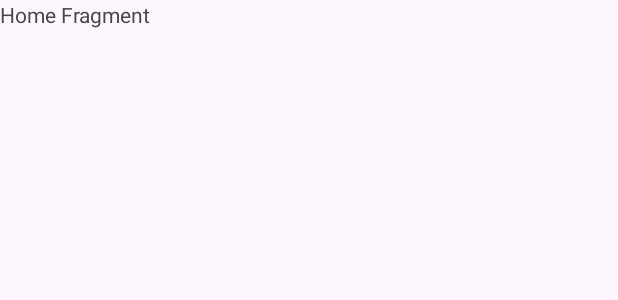
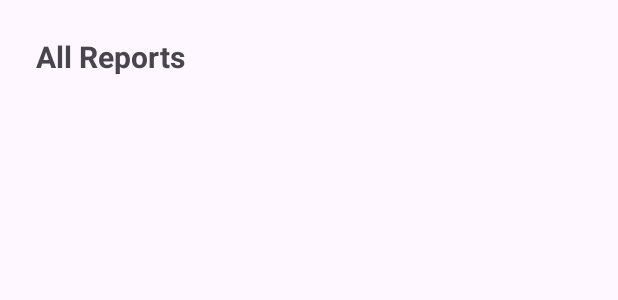
Before and after one commit to adityar22/PAPB2023_1, an Android app: the layout fragment_home.xml on its own in the app's theme, with its tools: preview values and no code run, on a phone screen of 412 x 824 dp. Shown: the top 300 px of the screen. Run offline under Robolectric (Android 15) with nearby library versions, the phone set to English and light mode, and no system bars.

Commit message:
feat: recyclerview (no data)

```diff
--- a/app/src/main/res/layout/fragment_form.xml
+++ b/app/src/main/res/layout/fragment_form.xml
@@ -3,12 +3,16 @@
     xmlns:tools="http://schemas.android.com/tools"
     android:layout_width="match_parent"
     android:layout_height="match_parent"
+    android:paddingHorizontal="24dp"
+    android:paddingTop="24dp"
     tools:context=".FormFragment">
 
     <!-- TODO: Update blank fragment layout -->
     <TextView
         android:layout_width="match_parent"
         android:layout_height="match_parent"
+        android:textSize="20dp"
+        android:textStyle="bold"
         android:text="@string/form_fragment" />
 
 </FrameLayout>
--- a/app/src/main/res/layout/fragment_home.xml
+++ b/app/src/main/res/layout/fragment_home.xml
@@ -1,14 +1,39 @@
 <?xml version="1.0" encoding="utf-8"?>
 <FrameLayout xmlns:android="http://schemas.android.com/apk/res/android"
     xmlns:tools="http://schemas.android.com/tools"
+    xmlns:app="http://schemas.android.com/apk/res-auto"
     android:layout_width="match_parent"
     android:layout_height="match_parent"
+    android:paddingHorizontal="24dp"
+    android:paddingTop="24dp"
     tools:context=".HomeFragment">
 
     <!-- TODO: Update blank fragment layout -->
-    <TextView
+    <androidx.core.widget.NestedScrollView
         android:layout_width="match_parent"
-        android:layout_height="match_parent"
-        android:text="@string/home_fragment" />
+        android:layout_height="match_parent">
+
+        <androidx.constraintlayout.widget.ConstraintLayout
+            android:layout_width="match_parent"
+            android:layout_height="match_parent">
+
+            <TextView
+                android:id="@+id/homeTitle"
+                android:layout_width="match_parent"
+                android:layout_height="match_parent"
+                android:text="@string/home_fragment"
+                android:textSize="20dp"
+                android:textStyle="bold" />
+
+            <androidx.recyclerview.widget.RecyclerView
+                android:id="@+id/homeRecyclerView"
+                android:layout_width="match_parent"
+                android:layout_height="wrap_content"
+                android:layout_marginTop="20dp"
+                app:layout_constraintStart_toStartOf="parent"
+                app:layout_constraintTop_toBottomOf="@id/homeTitle" />
+
+        </androidx.constraintlayout.widget.ConstraintLayout>
+    </androidx.core.widget.NestedScrollView>
 
 </FrameLayout>
--- a/app/src/main/res/layout/fragment_map.xml
+++ b/app/src/main/res/layout/fragment_map.xml
@@ -3,12 +3,16 @@
     xmlns:tools="http://schemas.android.com/tools"
     android:layout_width="match_parent"
     android:layout_height="match_parent"
+    android:paddingHorizontal="24dp"
+    android:paddingTop="24dp"
     tools:context=".MapFragment">
 
     <!-- TODO: Update blank fragment layout -->
     <TextView
         android:layout_width="match_parent"
         android:layout_height="match_parent"
+        android:textSize="20dp"
+        android:textStyle="bold"
         android:text="@string/map_fragment" />
 
 </FrameLayout>
--- a/app/src/main/res/values/strings.xml
+++ b/app/src/main/res/values/strings.xml
@@ -2,7 +2,7 @@
     <string name="app_name">Simpala App</string>
     <!-- TODO: Remove or change this placeholder text -->
     <string name="hello_blank_fragment">Hello blank fragment</string>
-    <string name="home_fragment">Home Fragment</string>
-    <string name="form_fragment">Form Fragment</string>
-    <string name="map_fragment">Map Fragment</string>
+    <string name="home_fragment">All Reports</string>
+    <string name="form_fragment">Add Report</string>
+    <string name="map_fragment">Reports Map</string>
 </resources>
```
